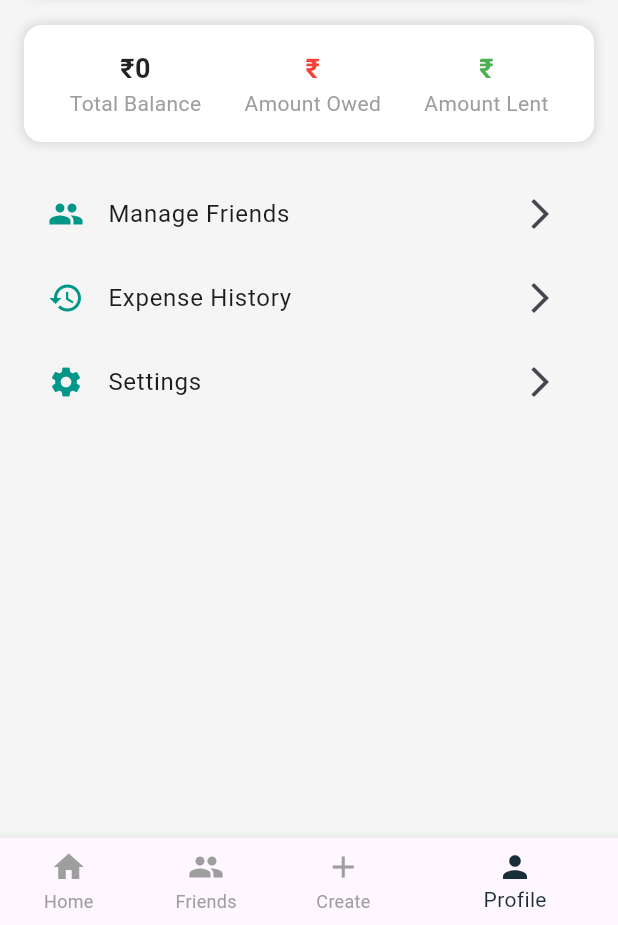
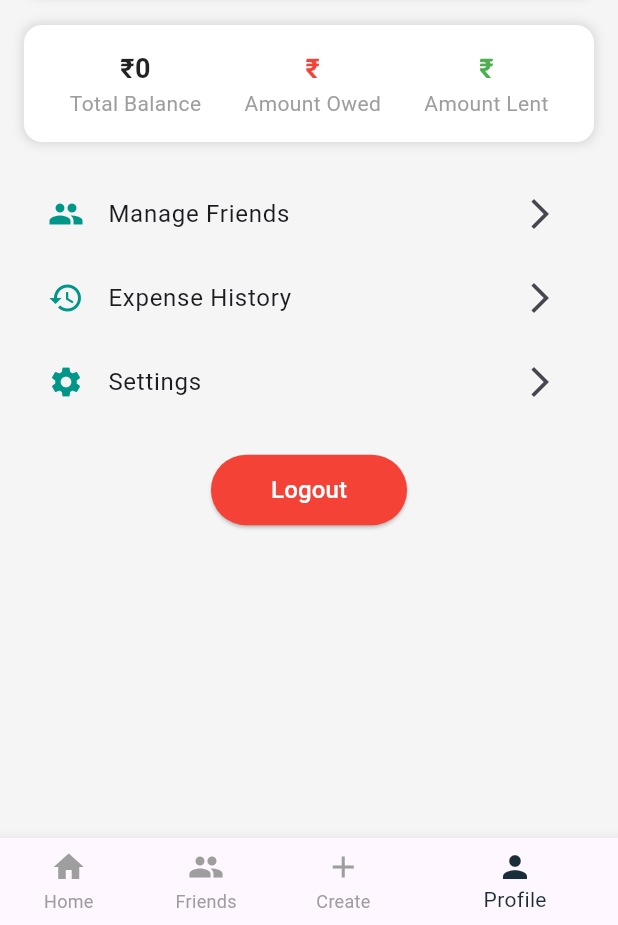
Before and after one commit to deepankar0611/split_wise, a Flutter app: the screen it shows once a user with an empty profile is signed in, item 4 of the bottom bar chosen, on a phone screen of 412 x 824 dp, the part 311-1236 px from its top. Run offline on Flutter 3.47's test engine with Material 3 defaults, Android fonts, the phone set to English and light mode, and no system bars; our stand-ins replace cloud_firestore, firebase_auth, firebase_core, flutter_riverpod, google_fonts, google_sign_in and 6 more; accounts and stored records are empty; project files that could hold a hidden picture were left out.

Commit message:
add logout button

```diff
--- a/lib/main.dart
+++ b/lib/main.dart
@@ -2,6 +2,7 @@ import 'package:firebase_auth/firebase_auth.dart' as firebase_auth;
 import 'package:firebase_core/firebase_core.dart';
 import 'package:flutter/material.dart';
 import 'package:flutter_riverpod/flutter_riverpod.dart';
+import 'package:split_wise/get_started.dart';
 import 'package:split_wise/profile_overview.dart';
 import 'package:split_wise/split/final_split_screen.dart';
 import 'package:supabase_flutter/supabase_flutter.dart';
--- a/lib/profile_overview.dart
+++ b/lib/profile_overview.dart
@@ -7,6 +7,7 @@ import 'package:google_fonts/google_fonts.dart';
 import 'package:image_picker/image_picker.dart';
 import 'package:path/path.dart';
 import 'package:permission_handler/permission_handler.dart';
+import 'package:split_wise/login.dart';
 import 'package:supabase_flutter/supabase_flutter.dart';
 
 class ProfileOverviewScreen extends StatefulWidget {
@@ -149,7 +150,7 @@ class _ProfileOverviewScreenState extends State<ProfileOverviewScreen> {
             const SizedBox(height: 20),
             _buildFinanceSummary(),
             const SizedBox(height: 20),
-            _buildProfileOptions(),
+            _buildProfileOptions(context),
             const SizedBox(height: 20),
           ],
         ),
@@ -232,16 +233,39 @@ class _ProfileOverviewScreenState extends State<ProfileOverviewScreen> {
   }
 
   // Profile Options
-  Widget _buildProfileOptions() {
+  Widget _buildProfileOptions(BuildContext context) {
     return Column(
       children: [
-        _buildOptionTile(
-            Icons.people, "Manage Friends", '/friendsList', context),
-        _buildOptionTile(
-            Icons.history, "Expense History", '/expenseHistory', context),
+        _buildOptionTile(Icons.people, "Manage Friends", '/friendsList', context),
+        _buildOptionTile(Icons.history, "Expense History", '/expenseHistory', context),
         _buildOptionTile(Icons.settings, "Settings", '/settings', context),
+        const SizedBox(height: 20),
+        ElevatedButton(
+          onPressed: () => _logout(context),
+          style: ElevatedButton.styleFrom(
+            backgroundColor: Colors.red, // Red color for logout button
+            padding: const EdgeInsets.symmetric(horizontal: 40, vertical: 12),
+          ),
+          child: const Text(
+            "Logout",
+            style: TextStyle(fontSize: 16, color: Colors.white),
+          ),
+        ),
       ],
     );
+  }
+
+  /// **Logout Function**
+  Future<void> _logout(BuildContext context) async {
+    try {
+      await FirebaseAuth.instance.signOut();
+      Navigator.pushReplacementNamed(context, 'LoginScreen()'); // Redirect to login page
+    } catch (e) {
+      print("Logout failed: $e");
+      ScaffoldMessenger.of(context).showSnackBar(
+        SnackBar(content: Text("Error logging out: $e")),
+      );
+    }
   }
 
   Widget _buildOptionTile(IconData icon, String title, String route, context) {
```
